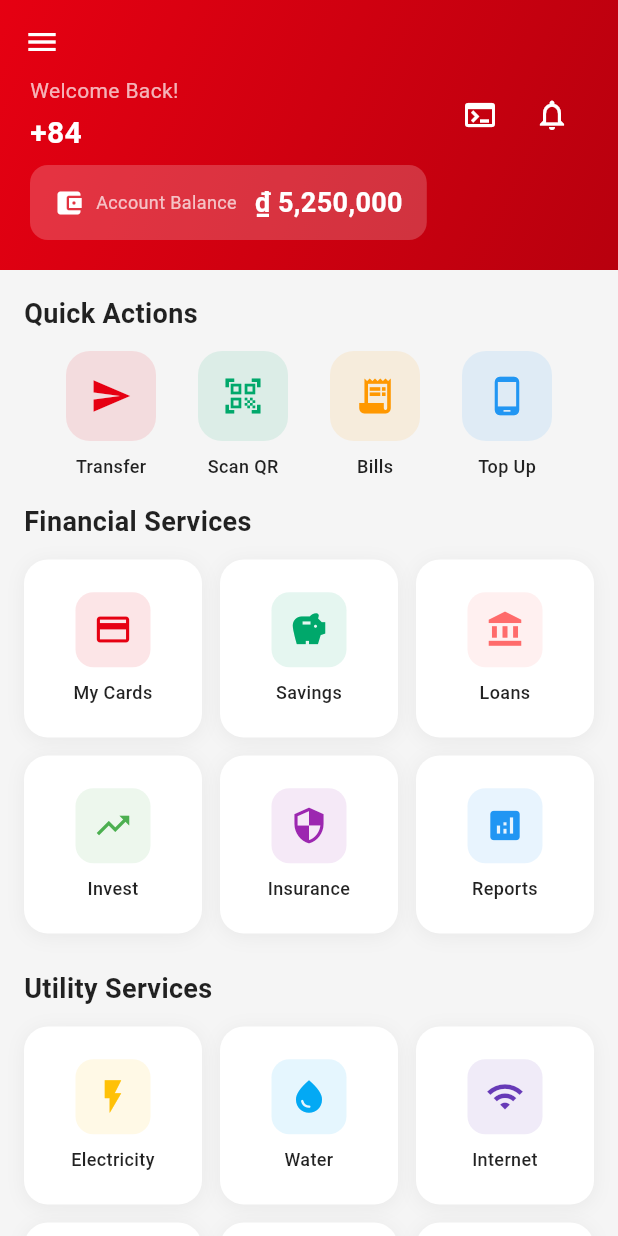
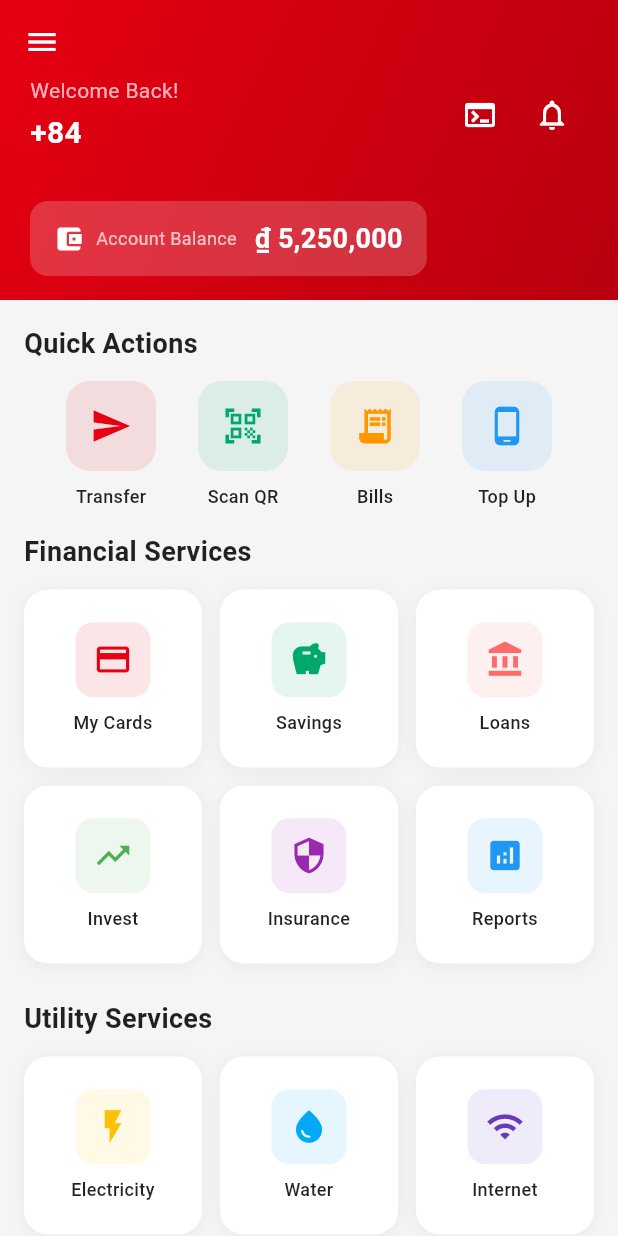
Before and after one commit to chuyenvanhust/SNA_app, a Flutter app: the WelcomeScreen screen opened directly with empty values, on a phone screen of 412 x 824 dp. Run offline on Flutter 3.47's test engine with Material 3 defaults, Android fonts, the phone set to English and light mode, and no system bars.

Commit message:
fix bottom overflow

```diff
--- a/lib/screens/welcome_screen.dart
+++ b/lib/screens/welcome_screen.dart
@@ -16,7 +16,7 @@ class WelcomeScreen extends StatelessWidget {
           slivers: [
             // Custom App Bar with gradient
             SliverAppBar(
-              expandedHeight: 180,
+              expandedHeight: 200,
               floating: false,
               pinned: true,
               backgroundColor: const Color(0xFFE60012),
@@ -30,7 +30,7 @@ class WelcomeScreen extends StatelessWidget {
                     ),
                   ),
                   child: Padding(
-                    padding: const EdgeInsets.fromLTRB(20, 50, 20, 20),
+                    padding: const EdgeInsets.fromLTRB(20, 50, 20, 16),
                     child: Column(
                       crossAxisAlignment: CrossAxisAlignment.start,
                       children: [
```
